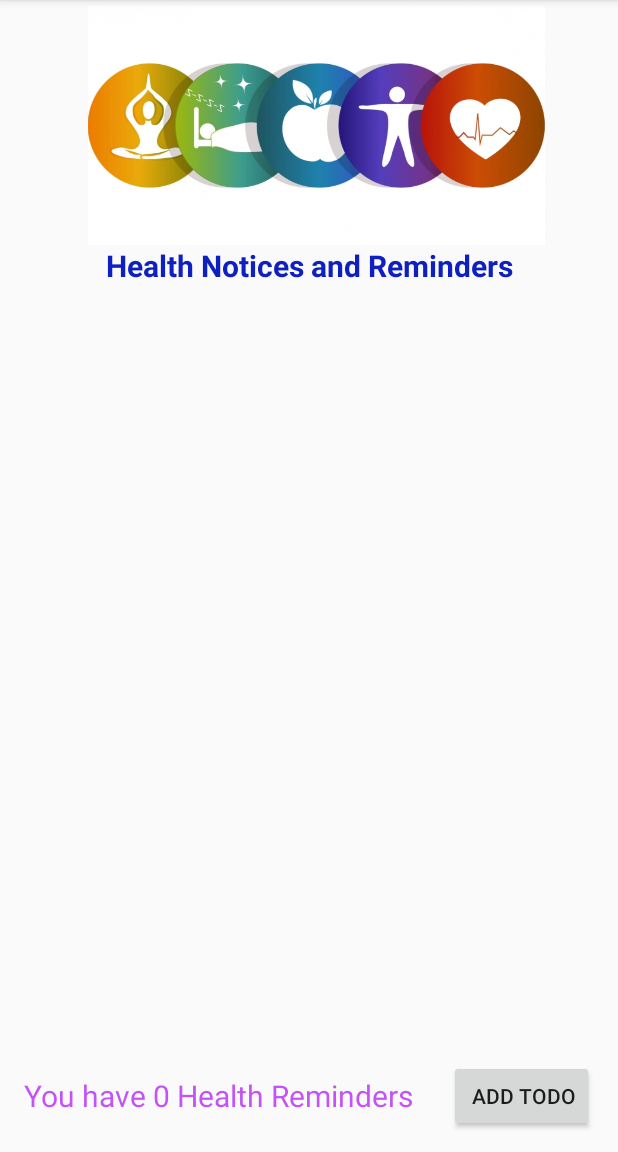
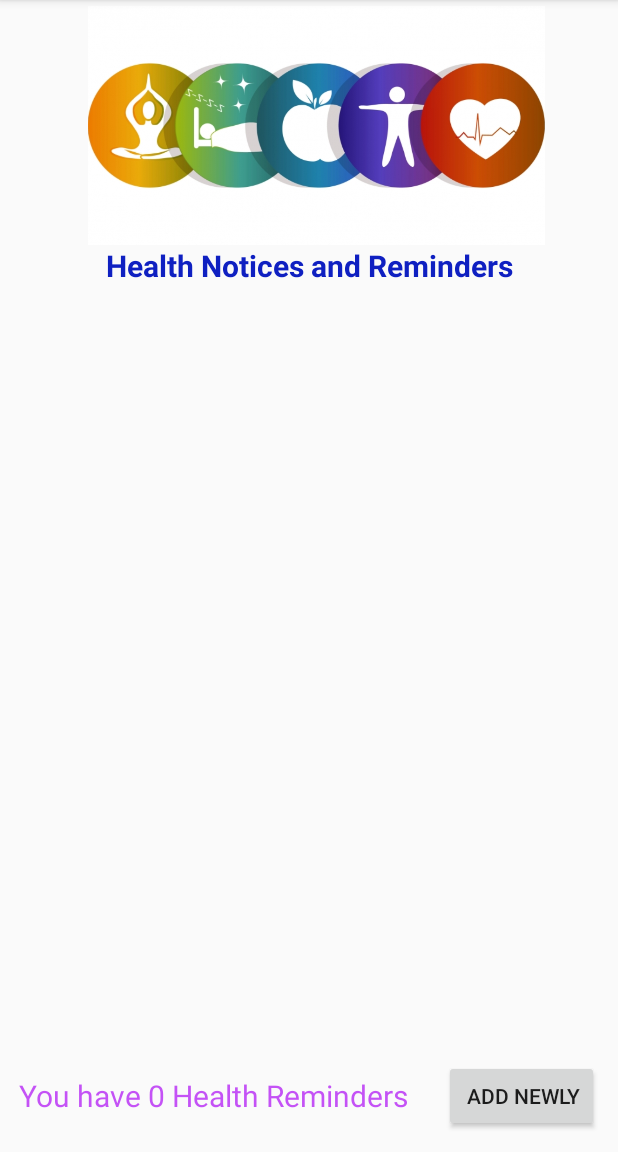
Before and after one commit to VenuraHapugala/EaseAssistantApp, an Android app: the MainActivityHealth screen opened directly, with no data from a screen before it, on a phone screen of 412 x 824 dp, the part 84-1236 px from its top. Run offline under Robolectric (Android 15) with nearby library versions, the phone set to English and light mode, and no system bars.

Commit message:
activity main health.xml page changes -venura

```diff
--- a/app/src/main/res/layout/activity_main_health.xml
+++ b/app/src/main/res/layout/activity_main_health.xml
@@ -64,7 +64,7 @@
         android:layout_marginStart="24dp"
         android:layout_marginEnd="24dp"
         android:layout_marginBottom="13dp"
-        android:text=" Add ToDo"
+        android:text=" Add newly"
         app:layout_constraintBottom_toBottomOf="parent"
         app:layout_constraintEnd_toEndOf="parent"
         app:layout_constraintStart_toEndOf="@+id/todocounth" />
```
